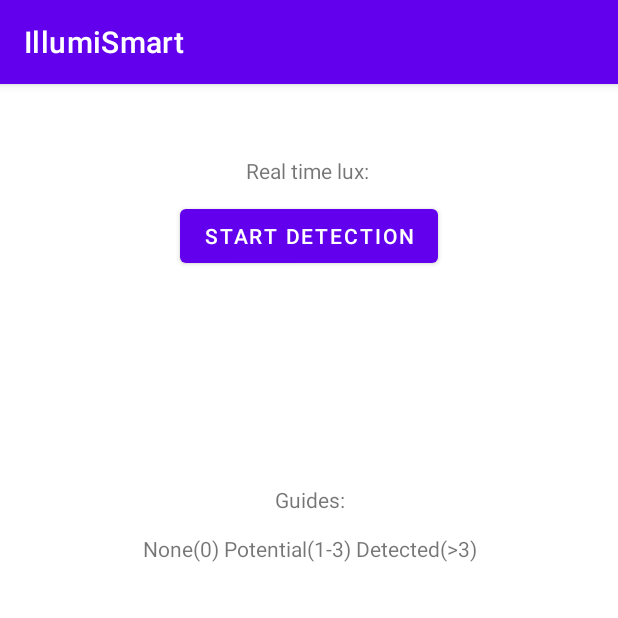
After one commit to ChloeZ1208/IllumiSmart, an Android app: the FlickerActivity screen opened directly, with no data from a screen before it, on a phone screen of 412 x 824 dp, the top half of it. The commit adds this screen. Run offline under Robolectric (Android 15) with nearby library versions, the phone set to English and light mode, and no system bars.

Commit message:
Zhe: add flicker detection functionality

```diff
--- a/app/src/main/AndroidManifest.xml
+++ b/app/src/main/AndroidManifest.xml
@@ -11,6 +11,7 @@
         android:roundIcon="@mipmap/ic_launcher_round"
         android:supportsRtl="true"
         android:theme="@style/Theme.IllumiSmart">
+        <activity android:name=".FlickerActivity" />
         <activity android:name=".LightLevelGuideActivity"
             android:theme="@style/Theme.IllumiSmart.LightLevel" />
         <activity
--- /dev/null
+++ b/app/src/main/java/android/example/illumismart/FlickerActivity.java
@@ -0,0 +1,159 @@
+package android.example.illumismart;
+
+import android.hardware.Sensor;
+import android.hardware.SensorEvent;
+import android.hardware.SensorEventListener;
+import android.hardware.SensorManager;
+import android.os.Bundle;
+import android.os.CountDownTimer;
+import android.util.Log;
+import android.view.View;
+import android.widget.Button;
+import android.widget.TextView;
+
+import androidx.appcompat.app.AppCompatActivity;
+
+import java.util.ArrayList;
+import java.util.Arrays;
+import java.util.Collections;
+
+public class FlickerActivity extends AppCompatActivity {
+    private static final String LOG_TAG = FlickerActivity.class.getSimpleName();
+
+    private Button flickerButtonStart;
+    private TextView flickerTextTimeRemaining;
+    private TextView flickerTextInfo;
+    private TextView flickerTextRealtimeLux;
+
+    private SensorManager mSensorManager;
+    private Sensor mLightSensor;
+    private SensorEventListener mSensorEventListener;
+
+    private CountDownTimer flickerDetectionTimer;
+    private static final long COUNT_DOWN_TIME = 10000;
+    private static final long COUNT_DOWN_INTERVAL = 1000;
+
+    private Boolean flickerDetectionActivated;
+    private ArrayList<Float> flickerDetectionTmpList;
+    private static final int FLICKER_WINDOW_SIZE = 3;
+    private static final int FLICKER_THRESHOLD = 5;
+
+
+    @Override
+    protected void onCreate(Bundle savedInstanceState) {
+        super.onCreate(savedInstanceState);
+        setContentView(R.layout.activity_flicker);
+        initializeViews();
+        initializeLightSensor();
+        initializeCountDownTimer();
+        flickerDetectionActivated = false;
+        flickerDetectionTmpList = new ArrayList<Float>();
+
+    }
+
+    @Override
+    protected void onPause() {
+        super.onPause();
+        if (mSensorManager != null && mLightSensor != null) {
+            mSensorManager.unregisterListener(mSensorEventListener, mLightSensor);
+        }
+    }
+
+    @Override
+    protected void onResume() {
+        super.onResume();
+        if (mSensorManager != null && mLightSensor != null) {
+            mSensorManager.registerListener(mSensorEventListener, mLightSensor,
+                    SensorManager.SENSOR_DELAY_FASTEST);
+        } else {
+            Log.w(LOG_TAG, "Unable to register light sensor (Flicker).");
+        }
+    }
+
+    private void initializeViews() {
+        flickerButtonStart = findViewById(R.id.flicker_start);
+        flickerTextTimeRemaining = findViewById(R.id.flicker_text_time_remain);
+        flickerTextInfo = findViewById(R.id.flicker_text_info);
+        flickerTextRealtimeLux = findViewById(R.id.flicker_text_realtime_lux);
+
+        flickerButtonStart.setOnClickListener(new View.OnClickListener() {
+            @Override
+            public void onClick(View v) {
+                flickerTextTimeRemaining.setVisibility(View.VISIBLE);
+                flickerTextInfo.setVisibility(View.INVISIBLE);
+                flickerDetectionTmpList.clear();
+                flickerButtonStart.setClickable(false);
+                flickerDetectionTimer.start();
+                flickerDetectionActivated = true;
+            }
+        });
+    }
+
+    private void initializeLightSensor() {
+        mSensorManager = (SensorManager)getSystemService(SENSOR_SERVICE);
+        if (mSensorManager != null) {
+            mLightSensor = mSensorManager.getDefaultSensor(Sensor.TYPE_LIGHT);
+        }
+        mSensorEventListener = new SensorEventListener() {
+            @Override
+            public void onSensorChanged(SensorEvent event) {
+                flickerTextRealtimeLux.setText("Real time lux: ");
+                flickerTextRealtimeLux.append(String.valueOf(event.values[0]));
+                if (flickerDetectionActivated) {
+                    flickerDetectionTmpList.add(event.values[0]);
+                }
+            }
+
+            @Override
+            public void onAccuracyChanged(Sensor sensor, int accuracy) {
+                // TODO
+            }
+        };
+    }
+
+    private void initializeCountDownTimer() {
+        flickerDetectionTimer = new CountDownTimer(COUNT_DOWN_TIME, COUNT_DOWN_INTERVAL) {
+            @Override
+            public void onTick(long millisUntilFinished) {
+                flickerTextTimeRemaining.setText("Seconds remaining: ");
+                flickerTextTimeRemaining.
+                        append(String.valueOf(millisUntilFinished / COUNT_DOWN_INTERVAL));
+            }
+
+            @Override
+            public void onFinish() {
+                // Finish collecting samples
+                flickerDetectionActivated = false;
+                flickerTextTimeRemaining.setVisibility(View.INVISIBLE);
+                flickerTextInfo.setText("Analyzing ...");
+                flickerTextInfo.setVisibility(View.VISIBLE);
+                // Analyzing samples
+                flickerDetectionAnalysis();
+                flickerButtonStart.setClickable(true);
+            }
+        };
+    }
+
+    private void flickerDetectionAnalysis() {
+        int flickerEventCount = 0;
+        if (flickerDetectionTmpList.size() < FLICKER_WINDOW_SIZE) {
+            Log.d(LOG_TAG, "flickerDetectionTmpList size < 3: light source stable?");
+            flickerTextInfo.setText("Flicker events: ");
+            flickerTextInfo.append(String.valueOf(flickerEventCount));
+            return;
+        }
+        for (int i = 0; i <= flickerDetectionTmpList.size() - FLICKER_WINDOW_SIZE; ++i) {
+            Float[] luxWindow = {
+                    flickerDetectionTmpList.get(i),
+                    flickerDetectionTmpList.get(i+1),
+                    flickerDetectionTmpList.get(i+2)};
+            float luxMin = Collections.min(Arrays.asList(luxWindow));
+            float luxMax = Collections.max(Arrays.asList(luxWindow));
+            if ((luxMax - luxMin) > FLICKER_THRESHOLD) {
+                flickerEventCount += 1;
+            }
+        }
+        flickerTextInfo.setText("Flicker events: ");
+        flickerTextInfo.append(String.valueOf(flickerEventCount));
+    }
+}
--- /dev/null
+++ b/app/src/main/res/layout/activity_flicker.xml
@@ -0,0 +1,88 @@
+<?xml version="1.0" encoding="utf-8"?>
+<androidx.constraintlayout.widget.ConstraintLayout xmlns:android="http://schemas.android.com/apk/res/android"
+    xmlns:app="http://schemas.android.com/apk/res-auto"
+    xmlns:tools="http://schemas.android.com/tools"
+    android:layout_width="match_parent"
+    android:layout_height="match_parent"
+    tools:context=".FlickerActivity">
+
+    <Button
+        android:id="@+id/flicker_start"
+        android:layout_width="wrap_content"
+        android:layout_height="wrap_content"
+        android:layout_marginStart="159dp"
+        android:layout_marginTop="77dp"
+        android:layout_marginEnd="159dp"
+        android:layout_marginBottom="42dp"
+        android:text="Start Detection"
+        app:layout_constraintBottom_toTopOf="@+id/flicker_text_time_remain"
+        app:layout_constraintEnd_toEndOf="parent"
+        app:layout_constraintStart_toStartOf="parent"
+        app:layout_constraintTop_toTopOf="parent" />
+
+    <TextView
+        android:id="@+id/flicker_text_time_remain"
+        android:layout_width="wrap_content"
+        android:layout_height="wrap_content"
+        android:layout_marginStart="176dp"
+        android:layout_marginTop="42dp"
+        android:layout_marginEnd="177dp"
+        android:text="Seconds remaining: "
+        android:visibility="invisible"
+        app:layout_constraintEnd_toEndOf="parent"
+        app:layout_constraintStart_toStartOf="parent"
+        app:layout_constraintTop_toBottomOf="@+id/flicker_start" />
+
+    <TextView
+        android:id="@+id/flicker_text_info"
+        android:layout_width="wrap_content"
+        android:layout_height="wrap_content"
+        android:layout_marginStart="177dp"
+        android:layout_marginTop="28dp"
+        android:layout_marginEnd="177dp"
+        android:text="Info"
+        android:visibility="invisible"
+        app:layout_constraintEnd_toEndOf="parent"
+        app:layout_constraintHorizontal_bias="0.484"
+        app:layout_constraintStart_toStartOf="parent"
+        app:layout_constraintTop_toBottomOf="@+id/flicker_text_time_remain" />
+
+    <TextView
+        android:id="@+id/flicker_text_realtime_lux"
+        android:layout_width="wrap_content"
+        android:layout_height="wrap_content"
+        android:layout_marginStart="177dp"
+        android:layout_marginTop="48dp"
+        android:layout_marginEnd="176dp"
+        android:layout_marginBottom="10dp"
+        android:text="Real time lux: "
+        app:layout_constraintBottom_toTopOf="@+id/flicker_start"
+        app:layout_constraintEnd_toEndOf="parent"
+        app:layout_constraintStart_toStartOf="parent"
+        app:layout_constraintTop_toTopOf="parent" />
+
+    <TextView
+        android:id="@+id/flicker_text_guides_header"
+        android:layout_width="wrap_content"
+        android:layout_height="wrap_content"
+        android:layout_marginStart="177dp"
+        android:layout_marginTop="33dp"
+        android:layout_marginEnd="176dp"
+        android:text="Guides:"
+        app:layout_constraintEnd_toEndOf="parent"
+        app:layout_constraintStart_toStartOf="parent"
+        app:layout_constraintTop_toBottomOf="@+id/flicker_text_info" />
+
+    <TextView
+        android:id="@+id/flicker_text_guides"
+        android:layout_width="wrap_content"
+        android:layout_height="wrap_content"
+        android:layout_marginStart="177dp"
+        android:layout_marginTop="13dp"
+        android:layout_marginEnd="176dp"
+        android:text="None(0) Potential(1-3) Detected(>3)"
+        app:layout_constraintEnd_toEndOf="parent"
+        app:layout_constraintStart_toStartOf="parent"
+        app:layout_constraintTop_toBottomOf="@+id/flicker_text_guides_header" />
+
+</androidx.constraintlayout.widget.ConstraintLayout>
```
Also changed, not shown: app/src/main/java/android/example/illumismart/HomeActivity.java (+13 -5 lines), app/src/main/java/android/example/illumismart/LightLevelActivity.java (+9 -4 lines).
